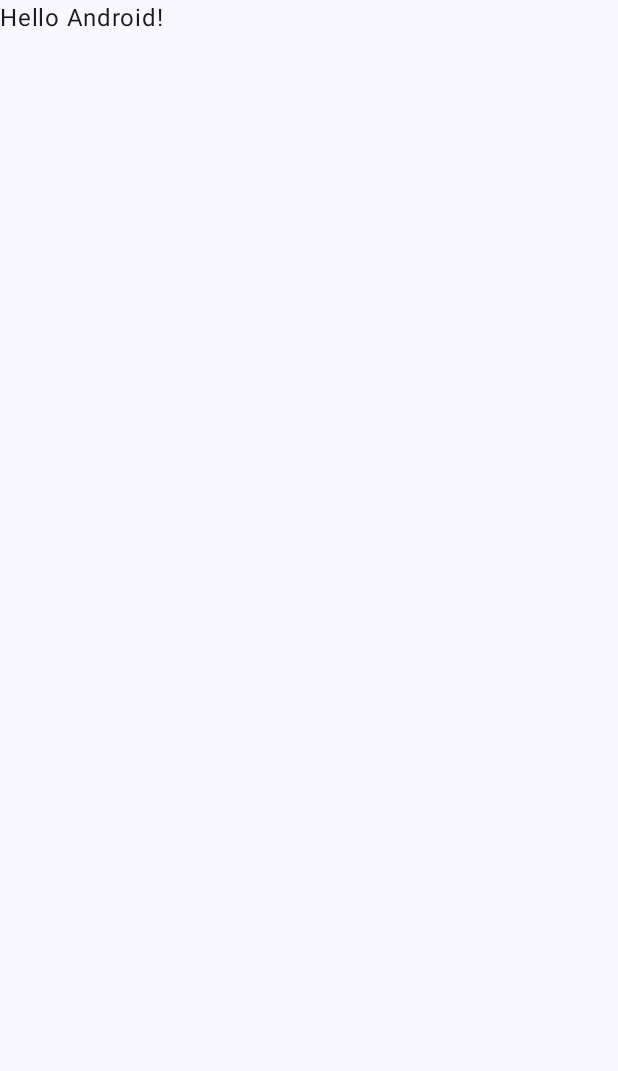
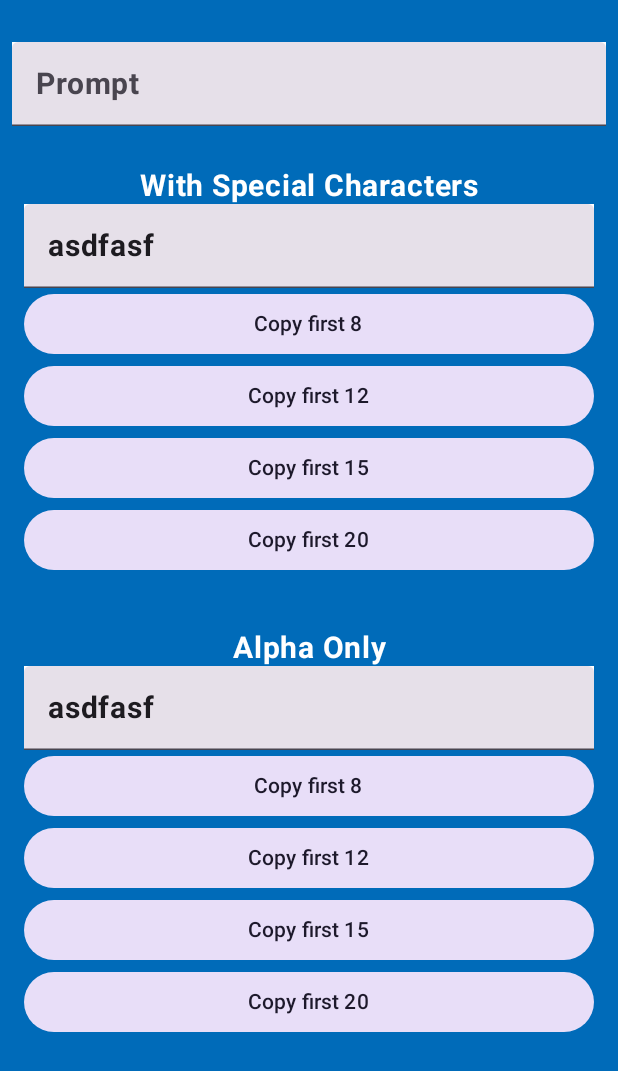
Before and after one commit to MarkStrendin/MarksPasswordGenerator, an Android app built with Jetpack Compose: the screen it shows after launch (MainActivity), on a phone screen of 412 x 824 dp. Before the commit the part shown is almost empty. Shown: the top 1071 px of the screen. Run offline under Robolectric (Android 15) with nearby library versions, the phone set to English and light mode, and no system bars.

Commit message:
Get a lot of the main UI sorted out

```diff
--- a/src/app/build.gradle.kts
+++ b/src/app/build.gradle.kts
@@ -56,11 +56,6 @@ dependencies {
     implementation(libs.androidx.ui.graphics)
     implementation(libs.androidx.ui.tooling.preview)
     implementation(libs.androidx.material3)
-    testImplementation(libs.junit)
-    androidTestImplementation(libs.androidx.junit)
-    androidTestImplementation(libs.androidx.espresso.core)
-    androidTestImplementation(platform(libs.androidx.compose.bom))
-    androidTestImplementation(libs.androidx.ui.test.junit4)
     debugImplementation(libs.androidx.ui.tooling)
     debugImplementation(libs.androidx.ui.test.manifest)
 }
--- a/src/app/src/main/java/ca/markstrendin/markspasswordgenerator/MainActivity.kt
+++ b/src/app/src/main/java/ca/markstrendin/markspasswordgenerator/MainActivity.kt
@@ -3,37 +3,126 @@ package ca.markstrendin.markspasswordgenerator
 import android.os.Bundle
 import androidx.activity.ComponentActivity
 import androidx.activity.compose.setContent
+import androidx.compose.foundation.background
+import androidx.compose.foundation.layout.Column
+import androidx.compose.foundation.layout.Spacer
 import androidx.compose.foundation.layout.fillMaxSize
+import androidx.compose.foundation.layout.fillMaxWidth
+import androidx.compose.foundation.layout.height
+import androidx.compose.foundation.layout.padding
+import androidx.compose.foundation.text.KeyboardOptions
+import androidx.compose.material3.Button
+import androidx.compose.material3.FilledTonalButton
 import androidx.compose.material3.MaterialTheme
+import androidx.compose.material3.OutlinedButton
+import androidx.compose.material3.OutlinedTextField
 import androidx.compose.material3.Surface
 import androidx.compose.material3.Text
+import androidx.compose.material3.TextField
 import androidx.compose.runtime.Composable
+import androidx.compose.runtime.getValue
+import androidx.compose.runtime.mutableStateOf
+import androidx.compose.runtime.remember
+import androidx.compose.runtime.setValue
 import androidx.compose.ui.Modifier
+import androidx.compose.ui.graphics.Color
+import androidx.compose.ui.text.input.KeyboardCapitalization
+import androidx.compose.ui.text.input.KeyboardType
+import androidx.compose.ui.text.style.TextAlign
 import androidx.compose.ui.tooling.preview.Preview
+import androidx.compose.ui.unit.dp
 import ca.markstrendin.markspasswordgenerator.ui.theme.MarksPasswordGeneratorTheme
+
+// Docs on how UI element bits work:
+// https://developer.android.com/develop/ui/compose/tutorial
 
 class MainActivity : ComponentActivity() {
     override fun onCreate(savedInstanceState: Bundle?) {
         super.onCreate(savedInstanceState)
         setContent {
             MarksPasswordGeneratorTheme {
-                // A surface container using the 'background' color from the theme
-                Surface(modifier = Modifier.fillMaxSize(), color = MaterialTheme.colorScheme.background) {
-                    Greeting("Android")
+                Column(
+                    Modifier
+                        .background(MaterialTheme.colorScheme.background)
+                        .fillMaxWidth()
+                        .padding(8.dp)
+                        .fillMaxSize()
+                ) {
+                    Spacer(modifier = Modifier.height(20.dp))
+                    PromptInput(label = "Prompt", defaultValue = "")
+                    Spacer(modifier = Modifier.height(20.dp))
+                    OutputSection("With Special Characters")
+
+                    Spacer(modifier = Modifier.height(20.dp))
+                    OutputSection("Alpha Only")
                 }
+
             }
         }
     }
 }
 
 @Composable
-fun Greeting(name: String, modifier: Modifier = Modifier) {
-    Text(
-            text = "Hello $name!",
-            modifier = modifier
+fun PromptInput(label: String, defaultValue: String) {
+    var inputTextValue by remember { mutableStateOf(defaultValue) }
+
+    TextField(
+        value = inputTextValue,
+        onValueChange = { inputTextValue = it },
+        singleLine = true,
+        label = { Text(label) },
+        keyboardOptions = KeyboardOptions(
+            keyboardType = KeyboardType.Text,
+            autoCorrect = false,
+            capitalization = KeyboardCapitalization.None,
+        ),
+        modifier = Modifier
+            .fillMaxWidth()
+            .background(Color(0xFFFFFFFF))
     )
 }
 
+@Composable
+fun OutputSection(label: String) {
+    var inputTextValue by remember { mutableStateOf("asdfasf") }
+    Column(
+        Modifier
+            .background(MaterialTheme.colorScheme.background)
+            .fillMaxWidth()
+            .padding(8.dp)
+    ) {
+        Title(label)
+        TextField(
+            value = inputTextValue,
+            keyboardOptions = KeyboardOptions(
+                keyboardType = KeyboardType.Text,
+                autoCorrect = false,
+                capitalization = KeyboardCapitalization.None,
+            ),
+            onValueChange = { },
+            singleLine = true,
+            modifier = Modifier
+                .fillMaxWidth()
+                .background(Color(0xFFFFFFFF))
+        )
+        FilledTonalButton(modifier = Modifier.fillMaxWidth(), onClick = { /*TODO*/ }) { Text("Copy first 8")}
+        FilledTonalButton(modifier = Modifier.fillMaxWidth(), onClick = { /*TODO*/ }) {Text("Copy first 12")}
+        FilledTonalButton(modifier = Modifier.fillMaxWidth(), onClick = { /*TODO*/ }) {Text("Copy first 15")}
+        FilledTonalButton(modifier = Modifier.fillMaxWidth(), onClick = { /*TODO*/ }) {Text("Copy first 20")}
+    }
+}
+
+@Composable
+fun Title(name: String) {
+    Text(
+            text = name,
+            modifier = Modifier.fillMaxWidth(),
+            color = MaterialTheme.colorScheme.primary,
+            textAlign = TextAlign.Center
+    )
+}
+
+/*
 @Preview(showBackground = true)
 @Composable
 fun GreetingPreview() {
@@ -41,3 +130,5 @@ fun GreetingPreview() {
         Greeting("Android")
     }
 }
+
+ */
--- a/src/app/src/main/java/ca/markstrendin/markspasswordgenerator/ui/theme/Color.kt
+++ b/src/app/src/main/java/ca/markstrendin/markspasswordgenerator/ui/theme/Color.kt
@@ -2,10 +2,6 @@ package ca.markstrendin.markspasswordgenerator.ui.theme
 
 import androidx.compose.ui.graphics.Color
 
-val Purple80 = Color(0xFFD0BCFF)
-val PurpleGrey80 = Color(0xFFCCC2DC)
-val Pink80 = Color(0xFFEFB8C8)
-
-val Purple40 = Color(0xFF6650a4)
-val PurpleGrey40 = Color(0xFF625b71)
-val Pink40 = Color(0xFF7D5260)
+val blue = Color(0xFF006BB9)
+val black = Color(0xFF000000)
+val white = Color(0xFFFFFFFF)
--- a/src/app/src/main/java/ca/markstrendin/markspasswordgenerator/ui/theme/Theme.kt
+++ b/src/app/src/main/java/ca/markstrendin/markspasswordgenerator/ui/theme/Theme.kt
@@ -16,15 +16,17 @@ import androidx.compose.ui.platform.LocalView
 import androidx.core.view.WindowCompat
 
 private val DarkColorScheme = darkColorScheme(
-        primary = Purple80,
-        secondary = PurpleGrey80,
-        tertiary = Pink80
+        primary = white,
+        secondary = white,
+        tertiary = white,
+        background = blue
 )
 
 private val LightColorScheme = lightColorScheme(
-        primary = Purple40,
-        secondary = PurpleGrey40,
-        tertiary = Pink40
+        primary = white,
+        secondary = white,
+        tertiary = white,
+        background = blue
 
         /* Other default colors to override
     background = Color(0xFFFFFBFE),
@@ -40,16 +42,9 @@ private val LightColorScheme = lightColorScheme(
 @Composable
 fun MarksPasswordGeneratorTheme(
         darkTheme: Boolean = isSystemInDarkTheme(),
-        // Dynamic color is available on Android 12+
-        dynamicColor: Boolean = true,
         content: @Composable () -> Unit
 ) {
     val colorScheme = when {
-        dynamicColor && Build.VERSION.SDK_INT >= Build.VERSION_CODES.S -> {
-            val context = LocalContext.current
-            if (darkTheme) dynamicDarkColorScheme(context) else dynamicLightColorScheme(context)
-        }
-
         darkTheme -> DarkColorScheme
         else -> LightColorScheme
     }
@@ -57,7 +52,7 @@ fun MarksPasswordGeneratorTheme(
     if (!view.isInEditMode) {
         SideEffect {
             val window = (view.context as Activity).window
-            window.statusBarColor = colorScheme.primary.toArgb()
+            window.statusBarColor = colorScheme.background.toArgb()
             WindowCompat.getInsetsController(window, view).isAppearanceLightStatusBars = darkTheme
         }
     }
--- a/src/app/src/main/java/ca/markstrendin/markspasswordgenerator/ui/theme/Type.kt
+++ b/src/app/src/main/java/ca/markstrendin/markspasswordgenerator/ui/theme/Type.kt
@@ -10,8 +10,8 @@ import androidx.compose.ui.unit.sp
 val Typography = Typography(
         bodyLarge = TextStyle(
                 fontFamily = FontFamily.Default,
-                fontWeight = FontWeight.Normal,
-                fontSize = 16.sp,
+                fontWeight = FontWeight.Bold,
+                fontSize = 20.sp,
                 lineHeight = 24.sp,
                 letterSpacing = 0.5.sp
         )
```
